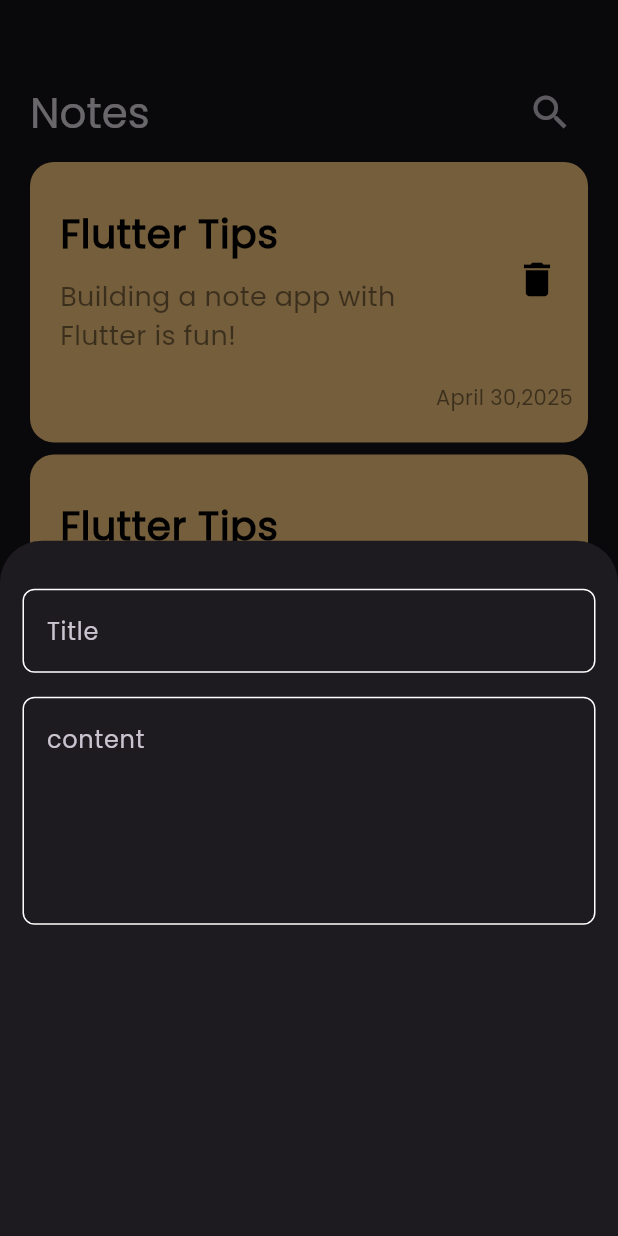
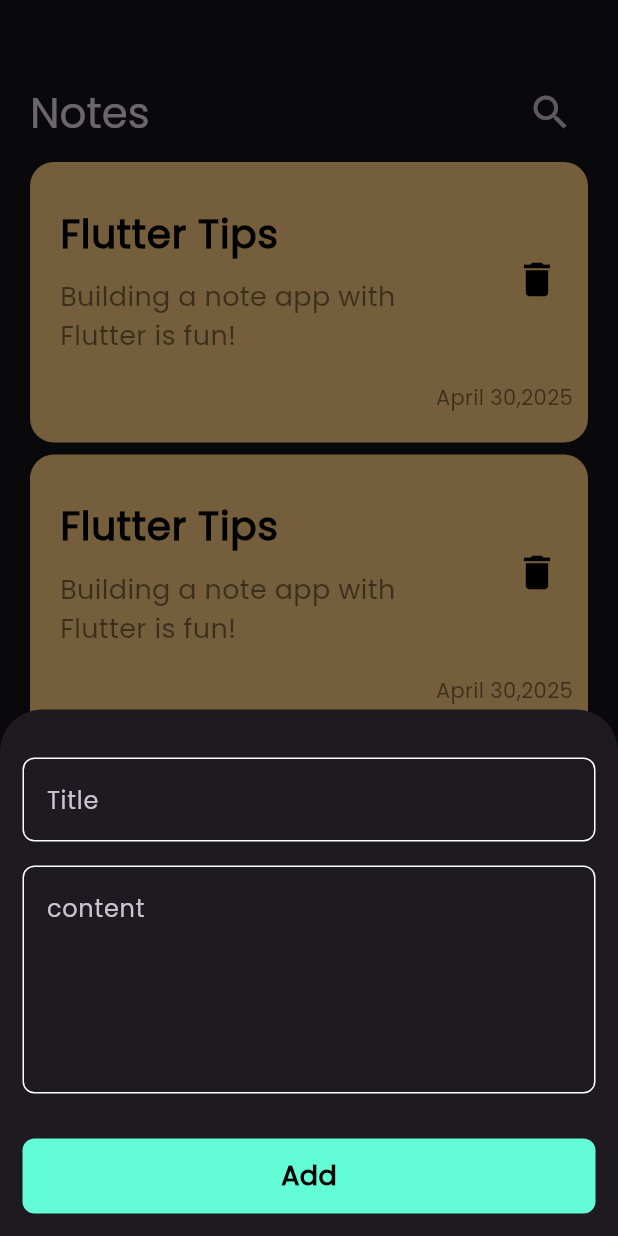
Before and after one commit to mohammedragp924/notes_app, a Flutter app: the screen it shows after launch, after a tap on the "add" icon, on a phone screen of 412 x 824 dp. Run offline on Flutter 3.47's test engine with Material 3 defaults, Android fonts, the phone set to English and light mode, and no system bars.

Commit message:
finish notes bottom sheet

```diff
--- a/lib/widgets/add_note_bottom_sheet.dart
+++ b/lib/widgets/add_note_bottom_sheet.dart
@@ -1,4 +1,6 @@
 import 'package:flutter/material.dart';
+import 'package:note_app/constants.dart';
+import 'package:note_app/widgets/custom_buton.dart';
 import 'package:note_app/widgets/custom_text_field.dart';
 
 class AddNoteBottomSheet extends StatelessWidget {
@@ -6,13 +8,20 @@ class AddNoteBottomSheet extends StatelessWidget {
 
   @override
   Widget build(BuildContext context) {
-    return Column(
-      children: [
-        SizedBox(height: 32),
-        CustomTextField(hintText: 'Title'),
-        SizedBox(height: 16),
-        CustomTextField(hintText: 'content', maxLines: 5),
-      ],
+    return SingleChildScrollView(
+      child: Padding(
+        padding: const EdgeInsets.only(bottom: 15.0),
+        child: Column(
+          children: const [
+            SizedBox(height: 32),
+            CustomTextField(hintText: 'Title'),
+            SizedBox(height: 16),
+            CustomTextField(hintText: 'content', maxLines: 5),
+            SizedBox(height: 30),
+            CustomButton(),
+          ],
+        ),
+      ),
     );
   }
 }
--- /dev/null
+++ b/lib/widgets/custom_buton.dart
@@ -0,0 +1,31 @@
+import 'package:flutter/material.dart';
+import 'package:note_app/constants.dart';
+
+class CustomButton extends StatelessWidget {
+  const CustomButton({super.key});
+
+  @override
+  Widget build(BuildContext context) {
+    return Padding(
+      padding: const EdgeInsets.symmetric(horizontal: 15.0),
+      child: Container(
+        decoration: BoxDecoration(
+          color: KPrimaryColor,
+          borderRadius: BorderRadius.circular(8.0),
+        ),
+        width: MediaQuery.of(context).size.width,
+        height: 50,
+        child: const Center(
+          child: Text(
+            'Add',
+            style: TextStyle(
+              color: Colors.black,
+              fontSize: 18,
+              fontWeight: FontWeight.bold,
+            ),
+          ),
+        ),
+      ),
+    );
+  }
+}
```
